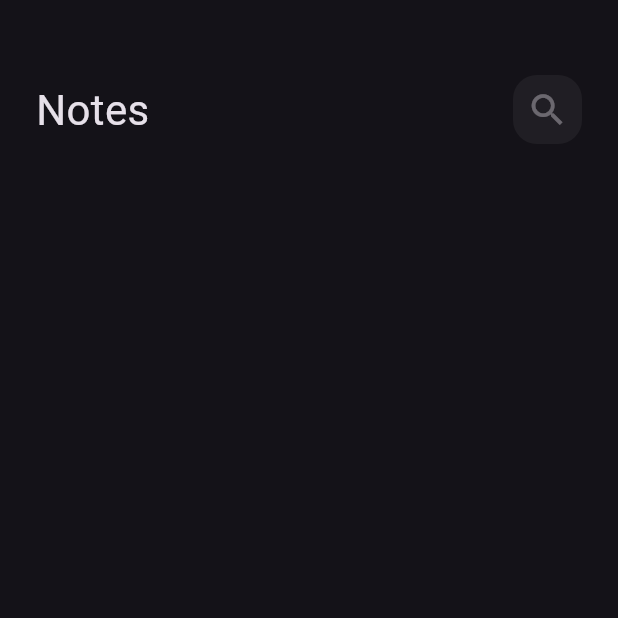
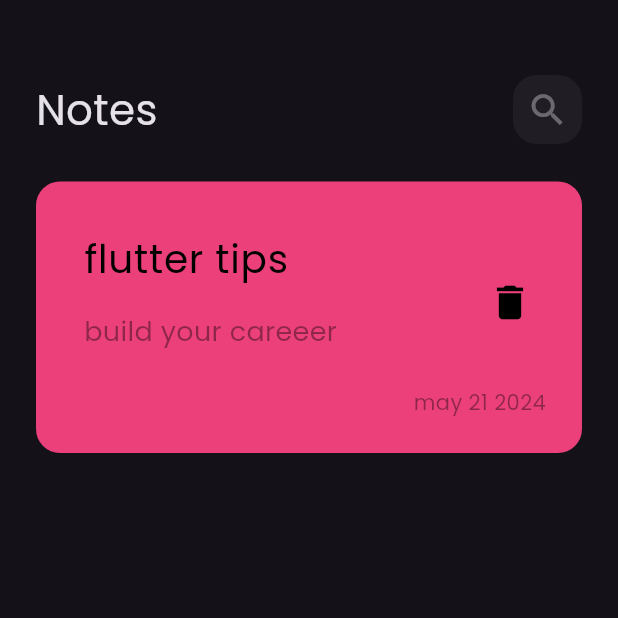
Before and after one commit to leqaadiab/notes_app, a Flutter app: the screen it shows after launch, on a phone screen of 412 x 824 dp, the top half of it. Run offline on Flutter 3.47's test engine with Material 3 defaults, Android fonts, the light colour scheme and no system bars.

Commit message:
notes item

```diff
--- a/lib/main.dart
+++ b/lib/main.dart
@@ -14,6 +14,7 @@ class NoteApplication extends StatelessWidget {
       debugShowCheckedModeBanner: false,
       theme: ThemeData(
         brightness: Brightness.dark,
+        fontFamily: 'Poppins',
       ),
       home: NoteView(),
     );
--- /dev/null
+++ b/lib/views/widgets/note_item.dart
@@ -0,0 +1,59 @@
+import 'package:flutter/material.dart';
+
+class NoteItem extends StatelessWidget {
+  const NoteItem({
+    Key? key,
+  }) : super(key: key);
+
+  @override
+  Widget build(BuildContext context) {
+    return Container(
+      decoration: BoxDecoration(
+        color: Colors.pink[400],
+        borderRadius: BorderRadius.circular(16),
+      ),
+      padding: const EdgeInsets.only(left: 16, top: 24, bottom: 24),
+      child: Column(
+        crossAxisAlignment: CrossAxisAlignment.end,
+        children: [
+          ListTile(
+            title: Text(
+              'flutter tips',
+              style: const TextStyle(
+                fontSize: 26,
+                color: Colors.black,
+              ),
+            ),
+            subtitle: Padding(
+              padding: const EdgeInsets.symmetric(vertical: 16),
+              child: Text(
+                'build your careeer',
+                style: TextStyle(
+                  fontSize: 18,
+                  color: Colors.black.withOpacity(.4),
+                ),
+              ),
+            ),
+            trailing: IconButton(
+              onPressed: () {},
+              icon: const Icon(
+                Icons.delete,
+                color: Colors.black,
+                size: 30,
+              ),
+            ),
+          ),
+          Padding(
+            padding: const EdgeInsets.symmetric(horizontal: 24),
+            child: Text(
+              'may 21 2024',
+              style: TextStyle(
+                color: Colors.black.withOpacity(.4),
+              ),
+            ),
+          )
+        ],
+      ),
+    );
+  }
+}
--- a/lib/views/widgets/notes_view_body.dart
+++ b/lib/views/widgets/notes_view_body.dart
@@ -1,4 +1,5 @@
 import 'package:flutter/material.dart';
+import 'package:new_note_application/views/widgets/note_item.dart';
 
 import 'custom_app_bar.dart';
 
@@ -18,6 +19,10 @@ class NotesViewBody extends StatelessWidget {
             title: 'Notes',
             icon: Icons.search,
           ),
+          SizedBox(
+            height: 25,
+          ),
+          NoteItem(),
         ],
       ),
     );
```
Also changed, not shown: pubspec.yaml (+4 -29 lines), assets/fonts/Poppins-Regular.ttf (added), 1 other file.
